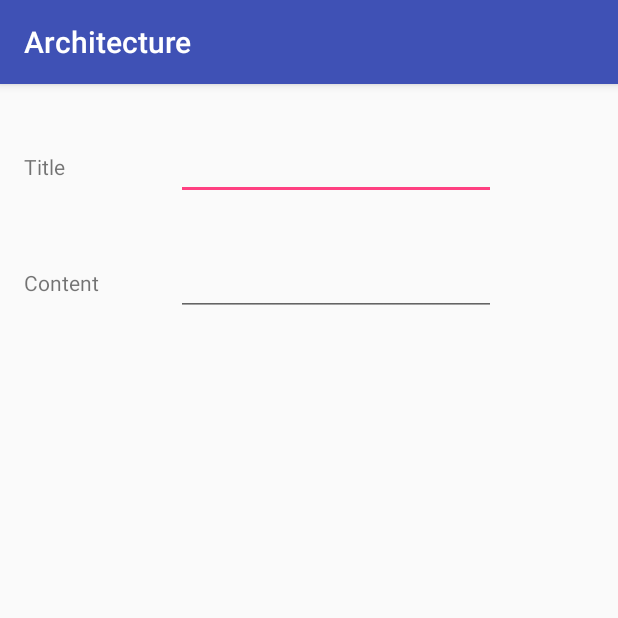
After one commit to yaohaitao/android-project-architecture, an Android app: the PostDetailActivity screen opened directly, with no data from a screen before it, on a phone screen of 412 x 824 dp, the top half of it. The commit adds this screen. Run offline under Robolectric (Android 15) with nearby library versions, the phone set to English and light mode, and no system bars; our stand-ins replace RxJava; network calls fail.

Commit message:
ポストディティール画面を追加した。

```diff
--- a/app/src/main/AndroidManifest.xml
+++ b/app/src/main/AndroidManifest.xml
@@ -19,6 +19,7 @@
                 <category android:name="android.intent.category.LAUNCHER"/>
             </intent-filter>
         </activity>
+        <activity android:name=".scenes.postdetail.PostDetailActivity"/>
     </application>
 
 </manifest>
--- /dev/null
+++ b/app/src/main/java/com/example/android/architecture/scenes/postdetail/PostDetailActivity.kt
@@ -0,0 +1,32 @@
+package com.example.android.architecture.scenes.postdetail
+
+import android.os.Bundle
+import android.support.v7.app.AppCompatActivity
+import com.example.android.architecture.R
+import com.example.android.architecture.utils.addFragment
+import com.example.android.architecture.utils.makePostService
+
+const val EXTRA_POST_ID = "POST_ID"
+/**
+ * Created by YaoHaitao on 2018/3/28.
+ */
+class PostDetailActivity : AppCompatActivity() {
+
+  override fun onCreate(savedInstanceState: Bundle?) {
+    super.onCreate(savedInstanceState)
+    setContentView(R.layout.post_detail_activity)
+
+    // ポストテーブルから来た postId を取得
+    val postId: Int = intent.getIntExtra(EXTRA_POST_ID, -1)
+
+    var postDetailFragment = super.getSupportFragmentManager().findFragmentById(R.id.fl_post_detail_container) as PostDetailFragment?
+
+    if (postDetailFragment == null) {
+      postDetailFragment = PostDetailFragment()
+      addFragment(super.getSupportFragmentManager(), postDetailFragment, R.id.fl_post_detail_container)
+    }
+
+    PostDetailPresenter(makePostService(), postDetailFragment, postId)
+  }
+
+}
--- /dev/null
+++ b/app/src/main/java/com/example/android/architecture/scenes/postdetail/PostDetailContract.kt
@@ -0,0 +1,20 @@
+package com.example.android.architecture.scenes.postdetail
+
+import com.example.android.architecture.models.Post
+import com.example.android.architecture.scenes.BasePresenter
+import com.example.android.architecture.scenes.BaseView
+
+/**
+ * Created by YaoHaitao on 2018/3/28.
+ */
+
+interface PostDetailContract {
+
+  interface Presenter : BasePresenter
+
+  interface View : BaseView<PostDetailContract.Presenter> {
+    fun showPost(post: Post)
+
+    fun showNoData()
+  }
+}
--- /dev/null
+++ b/app/src/main/java/com/example/android/architecture/scenes/postdetail/PostDetailFragment.kt
@@ -0,0 +1,48 @@
+package com.example.android.architecture.scenes.postdetail
+
+import android.os.Bundle
+import android.support.v4.app.Fragment
+import android.view.LayoutInflater
+import android.view.View
+import android.view.ViewGroup
+import android.widget.EditText
+import com.example.android.architecture.R
+import com.example.android.architecture.models.Post
+
+class PostDetailFragment : Fragment(), PostDetailContract.View {
+
+  override lateinit var presenter: PostDetailContract.Presenter
+
+  private lateinit var titleEditText: EditText
+  private lateinit var contentEditText: EditText
+
+  override fun onCreateView(
+    inflater: LayoutInflater,
+    container: ViewGroup?,
+    savedInstanceState: Bundle?
+  ): View? {
+    val root: View = inflater.inflate(R.layout.post_detail_fragment, container, false)
+
+    titleEditText = root.findViewById(R.id.et_post_detail_title)
+
+    contentEditText = root.findViewById(R.id.et_post_detail_content)
+
+    return root
+  }
+
+  override fun onResume() {
+    super.onResume()
+
+    presenter.start()
+  }
+
+  override fun showPost(post: Post) {
+    titleEditText.setText(post.title)
+    contentEditText.setText(post.content)
+  }
+
+  override fun showNoData() {
+    titleEditText.setText("No Title")
+    contentEditText.setText("No Content")
+  }
+}
--- /dev/null
+++ b/app/src/main/java/com/example/android/architecture/scenes/postdetail/PostDetailPresenter.kt
@@ -0,0 +1,47 @@
+package com.example.android.architecture.scenes.postdetail
+
+import com.example.android.architecture.models.Post
+import com.example.android.architecture.services.PostService
+import io.reactivex.android.schedulers.AndroidSchedulers
+import io.reactivex.disposables.CompositeDisposable
+import io.reactivex.disposables.Disposable
+import io.reactivex.schedulers.Schedulers
+
+/**
+ * Created by YaoHaitao on 2018/3/28.
+ */
+class PostDetailPresenter constructor(
+  private val service: PostService,
+  private val view: PostDetailContract.View,
+  private val postId: Int
+) : PostDetailContract.Presenter {
+
+  private val compositeDisposable: CompositeDisposable = CompositeDisposable()
+
+  init {
+    view.presenter = this
+  }
+
+  override fun start() {
+    loadPost()
+  }
+
+  fun loadPost() {
+
+    val flowable = service.fetchPost(postId)
+
+    val disposable: Disposable = flowable.subscribeOn(Schedulers.io())
+        .observeOn(AndroidSchedulers.mainThread())
+        .subscribe({ post: Post? ->
+          if (post == null) {
+            view.showNoData()
+          } else {
+            view.showPost(post)
+          }
+        }, { error: Throwable? ->
+          error!!.printStackTrace()
+        })
+
+    compositeDisposable.add(disposable)
+  }
+}
--- /dev/null
+++ b/app/src/main/res/layout/post_detail_activity.xml
@@ -0,0 +1,11 @@
+<?xml version="1.0" encoding="utf-8"?>
+<android.support.constraint.ConstraintLayout
+    xmlns:android="http://schemas.android.com/apk/res/android"
+    android:layout_width="match_parent"
+    android:layout_height="match_parent">
+  <FrameLayout
+      android:id="@+id/fl_post_detail_container"
+      android:layout_width="match_parent"
+      android:layout_height="match_parent"
+      />
+</android.support.constraint.ConstraintLayout>
--- /dev/null
+++ b/app/src/main/res/layout/post_detail_fragment.xml
@@ -0,0 +1,59 @@
+<?xml version="1.0" encoding="utf-8"?>
+<android.support.constraint.ConstraintLayout
+    xmlns:android="http://schemas.android.com/apk/res/android"
+    xmlns:app="http://schemas.android.com/apk/res-auto"
+    android:layout_width="match_parent"
+    android:layout_height="match_parent"
+    >
+
+  <TextView
+      android:id="@+id/textView"
+      android:layout_width="wrap_content"
+      android:layout_height="wrap_content"
+      android:layout_marginBottom="8dp"
+      android:layout_marginStart="16dp"
+      android:layout_marginTop="8dp"
+      android:text="@string/title"
+      app:layout_constraintBottom_toBottomOf="@+id/et_post_detail_title"
+      app:layout_constraintStart_toStartOf="parent"
+      app:layout_constraintTop_toTopOf="@+id/et_post_detail_title"
+      />
+  <EditText
+      android:id="@+id/et_post_detail_title"
+      android:layout_width="wrap_content"
+      android:layout_height="wrap_content"
+      android:layout_marginEnd="16dp"
+      android:layout_marginStart="8dp"
+      android:layout_marginTop="32dp"
+      android:ems="10"
+      android:inputType="textPersonName"
+      app:layout_constraintEnd_toEndOf="parent"
+      app:layout_constraintStart_toEndOf="@+id/textView"
+      app:layout_constraintTop_toTopOf="parent"
+      />
+  <TextView
+      android:id="@+id/textView4"
+      android:layout_width="wrap_content"
+      android:layout_height="wrap_content"
+      android:layout_marginBottom="8dp"
+      android:layout_marginStart="16dp"
+      android:layout_marginTop="8dp"
+      android:text="@string/content"
+      app:layout_constraintBottom_toBottomOf="@+id/et_post_detail_content"
+      app:layout_constraintStart_toStartOf="parent"
+      app:layout_constraintTop_toTopOf="@+id/et_post_detail_content"
+      />
+  <EditText
+      android:id="@+id/et_post_detail_content"
+      android:layout_width="wrap_content"
+      android:layout_height="wrap_content"
+      android:layout_marginEnd="16dp"
+      android:layout_marginStart="8dp"
+      android:layout_marginTop="32dp"
+      android:ems="10"
+      android:inputType="textMultiLine"
+      app:layout_constraintEnd_toEndOf="parent"
+      app:layout_constraintStart_toEndOf="@+id/textView"
+      app:layout_constraintTop_toBottomOf="@+id/et_post_detail_title"
+      />
+</android.support.constraint.ConstraintLayout>
--- a/app/src/main/res/values/strings.xml
+++ b/app/src/main/res/values/strings.xml
@@ -1,4 +1,6 @@
 <resources>
     <string name="app_name">Architecture</string>
     <string name="post_recycler_list_no_data">No Data</string>
+  <string name="content">Content</string>
+  <string name="title">Title</string>
 </resources>
```
